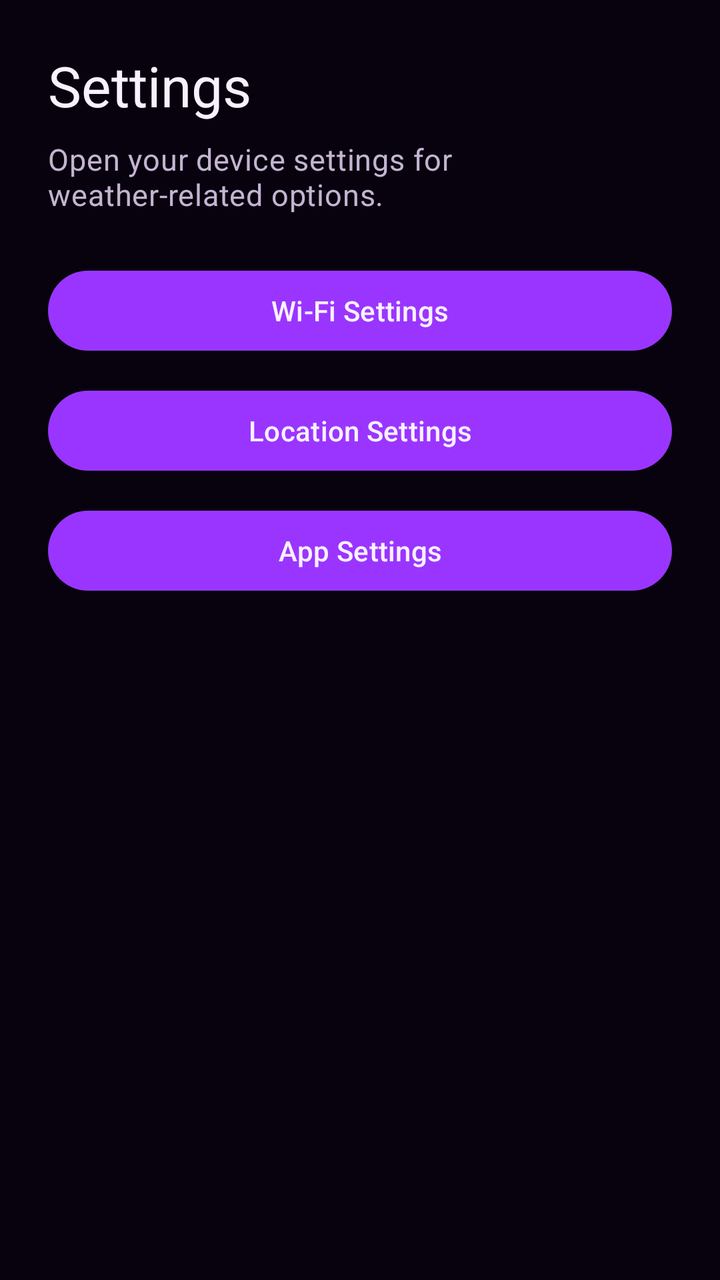
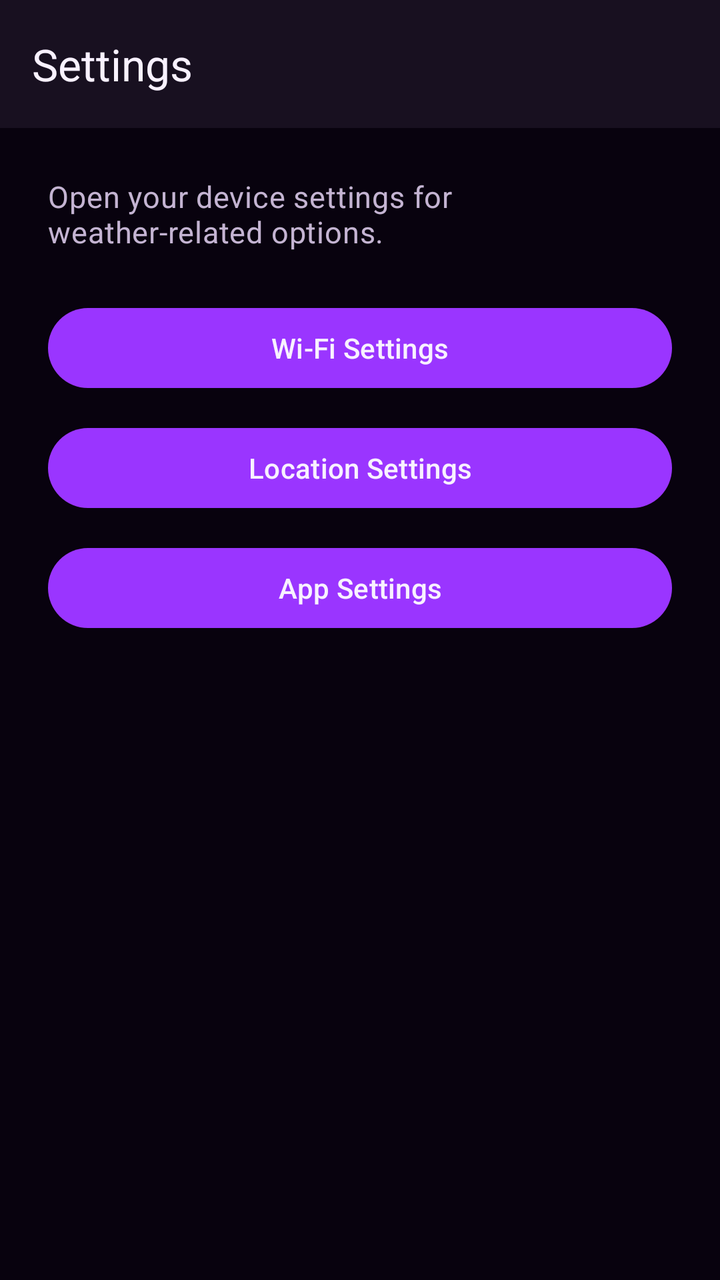

Before-and-after screenshots of an Android layout around one commit, followed by the original layout XML and the change that was made.
<!-- AndroidManifest.xml: application theme Theme.WeatherTrio -->
<!-- res/layout/fragment_settings.xml -->
<?xml version="1.0" encoding="utf-8"?>
<LinearLayout
    xmlns:android="http://schemas.android.com/apk/res/android"
    android:layout_width="match_parent"
    android:layout_height="match_parent"
    android:background="@color/background_main"
    android:orientation="vertical"
    android:padding="24dp">

    <TextView
        android:layout_width="wrap_content"
        android:layout_height="wrap_content"
        android:text="@string/settings_title"
        android:textAppearance="@style/TextAppearance.WeatherTrio.Headline" />

    <TextView
        android:layout_width="wrap_content"
        android:layout_height="wrap_content"
        android:layout_marginTop="8dp"
        android:layout_marginBottom="24dp"
        android:text="@string/settings_subtitle"
        android:textAppearance="@style/TextAppearance.WeatherTrio.Body" />

    <com.google.android.material.button.MaterialButton
        android:id="@+id/buttonWifiSettings"
        android:layout_width="match_parent"
        android:layout_height="wrap_content"
        android:text="@string/settings_wifi" />

    <com.google.android.material.button.MaterialButton
        android:id="@+id/buttonLocationSettings"
        android:layout_width="match_parent"
        android:layout_height="wrap_content"
        android:layout_marginTop="12dp"
        android:text="@string/settings_location" />

    <com.google.android.material.button.MaterialButton
        android:id="@+id/buttonAppSettings"
        android:layout_width="match_parent"
        android:layout_height="wrap_content"
        android:layout_marginTop="12dp"
        android:text="@string/settings_app" />

</LinearLayout>
<!-- resources referenced by this layout -->
<resources>
  <color name="background_main">#08020E</color>
  <string name="settings_app">App Settings</string>
  <string name="settings_location">Location Settings</string>
  <string name="settings_subtitle">Open your device settings for weather-related options.</string>
  <string name="settings_title">Settings</string>
  <string name="settings_wifi">Wi-Fi Settings</string>
  <style name="TextAppearance.WeatherTrio.Body" parent="TextAppearance.Material3.BodyMedium">
  
          <item name="android:textColor">@color/text_secondary</item>
          <item name="android:textSize">15sp</item>
          <item name="android:fontFamily">sans-serif</item>
  
      </style>
  <style name="TextAppearance.WeatherTrio.Headline" parent="TextAppearance.Material3.HeadlineMedium">
  
          <item name="android:textColor">@color/text_primary</item>
          <item name="android:textSize">28sp</item>
          <item name="android:fontFamily">sans-serif-medium</item>
  
      </style>
  <style name="Theme.WeatherTrio" parent="Theme.Material3.Dark.NoActionBar">
  
          <item name="colorPrimary">@color/primary</item>
          <item name="colorOnPrimary">@color/text_primary</item>
  
          <item name="colorSecondary">@color/secondary</item>
          <item name="colorOnSecondary">@color/background_main</item>
  
          <item name="colorSurface">@color/surface</item>
          <item name="colorOnSurface">@color/text_primary</item>
  
          <item name="android:colorBackground">@color/background_main</item>
          <item name="android:windowBackground">@color/background_main</item>
  
          <item name="textAppearanceHeadlineMedium">@style/TextAppearance.WeatherTrio.Headline</item>
          <item name="textAppearanceBodyMedium">@style/TextAppearance.WeatherTrio.Body</item>
  
      </style>
  <color name="text_secondary">#C4B4D2</color>
  <color name="text_primary">#F8F1FF</color>
  <color name="primary">#9A35FF</color>
  <color name="secondary">#00D4FF</color>
  <color name="surface">#181020</color>
</resources>

<!-- the commit's change to res/layout/fragment_settings.xml (unified diff, before → after) -->
@@ -1,44 +1,60 @@
 <?xml version="1.0" encoding="utf-8"?>
 <LinearLayout
     xmlns:android="http://schemas.android.com/apk/res/android"
+    xmlns:app="http://schemas.android.com/apk/res-auto"
     android:layout_width="match_parent"
     android:layout_height="match_parent"
     android:background="@color/background_main"
-    android:orientation="vertical"
-    android:padding="24dp">
+    android:orientation="vertical">
 
-    <TextView
-        android:layout_width="wrap_content"
-        android:layout_height="wrap_content"
-        android:text="@string/settings_title"
-        android:textAppearance="@style/TextAppearance.WeatherTrio.Headline" />
-
-    <TextView
-        android:layout_width="wrap_content"
-        android:layout_height="wrap_content"
-        android:layout_marginTop="8dp"
-        android:layout_marginBottom="24dp"
-        android:text="@string/settings_subtitle"
-        android:textAppearance="@style/TextAppearance.WeatherTrio.Body" />
-
-    <com.google.android.material.button.MaterialButton
-        android:id="@+id/buttonWifiSettings"
+    
+    <com.google.android.material.appbar.MaterialToolbar
+        android:id="@+id/toolbarSettings"
         android:layout_width="match_parent"
         android:layout_height="wrap_content"
-        android:text="@string/settings_wifi" />
+        android:background="@color/surface"
+        app:title="@string/settings_title"
+        app:titleTextColor="@color/text_primary" />
 
-    <com.google.android.material.button.MaterialButton
-        android:id="@+id/buttonLocationSettings"
+    
+    <LinearLayout
         android:layout_width="match_parent"
-        android:layout_height="wrap_content"
-        android:layout_marginTop="12dp"
-        android:text="@string/settings_location" />
+        android:layout_height="0dp"
+        android:layout_weight="1"
+        android:orientation="vertical"
+        android:padding="24dp">
 
-    <com.google.android.material.button.MaterialButton
-        android:id="@+id/buttonAppSettings"
-        android:layout_width="match_parent"
-        android:layout_height="wrap_content"
-        android:layout_marginTop="12dp"
-        android:text="@string/settings_app" />
+        
+        <TextView
+            android:layout_width="wrap_content"
+            android:layout_height="wrap_content"
+            android:layout_marginBottom="24dp"
+            android:text="@string/settings_subtitle"
+            android:textAppearance="@style/TextAppearance.WeatherTrio.Body" />
+
+        
+        <com.google.android.material.button.MaterialButton
+            android:id="@+id/buttonWifiSettings"
+            android:layout_width="match_parent"
+            android:layout_height="wrap_content"
+            android:text="@string/settings_wifi" />
+
+        
+        <com.google.android.material.button.MaterialButton
+            android:id="@+id/buttonLocationSettings"
+            android:layout_width="match_parent"
+            android:layout_height="wrap_content"
+            android:layout_marginTop="12dp"
+            android:text="@string/settings_location" />
+
+        
+        <com.google.android.material.button.MaterialButton
+            android:id="@+id/buttonAppSettings"
+            android:layout_width="match_parent"
+            android:layout_height="wrap_content"
+            android:layout_marginTop="12dp"
+            android:text="@string/settings_app" />
+
+    </LinearLayout>
 
 </LinearLayout>
<!-- resource entries referenced after the edit -->
@@ -1,6 +1,8 @@
 <!-- resources referenced by this layout -->
 <resources>
   <color name="background_main">#08020E</color>
+  <color name="surface">#181020</color>
+  <color name="text_primary">#F8F1FF</color>
   <string name="settings_app">App Settings</string>
   <string name="settings_location">Location Settings</string>
   <string name="settings_subtitle">Open your device settings for weather-related options.</string>
@@ -11,13 +13,6 @@
           <item name="android:textColor">@color/text_secondary</item>
           <item name="android:textSize">15sp</item>
           <item name="android:fontFamily">sans-serif</item>
-  
-      </style>
-  <style name="TextAppearance.WeatherTrio.Headline" parent="TextAppearance.Material3.HeadlineMedium">
-  
-          <item name="android:textColor">@color/text_primary</item>
-          <item name="android:textSize">28sp</item>
-          <item name="android:fontFamily">sans-serif-medium</item>
   
       </style>
   <style name="Theme.WeatherTrio" parent="Theme.Material3.Dark.NoActionBar">
@@ -39,9 +34,14 @@
   
       </style>
   <color name="text_secondary">#C4B4D2</color>
-  <color name="text_primary">#F8F1FF</color>
   <color name="primary">#9A35FF</color>
   <color name="secondary">#00D4FF</color>
-  <color name="surface">#181020</color>
+  <style name="TextAppearance.WeatherTrio.Headline" parent="TextAppearance.Material3.HeadlineMedium">
+  
+          <item name="android:textColor">@color/text_primary</item>
+          <item name="android:textSize">28sp</item>
+          <item name="android:fontFamily">sans-serif-medium</item>
+  
+      </style>
 </resources>
 
